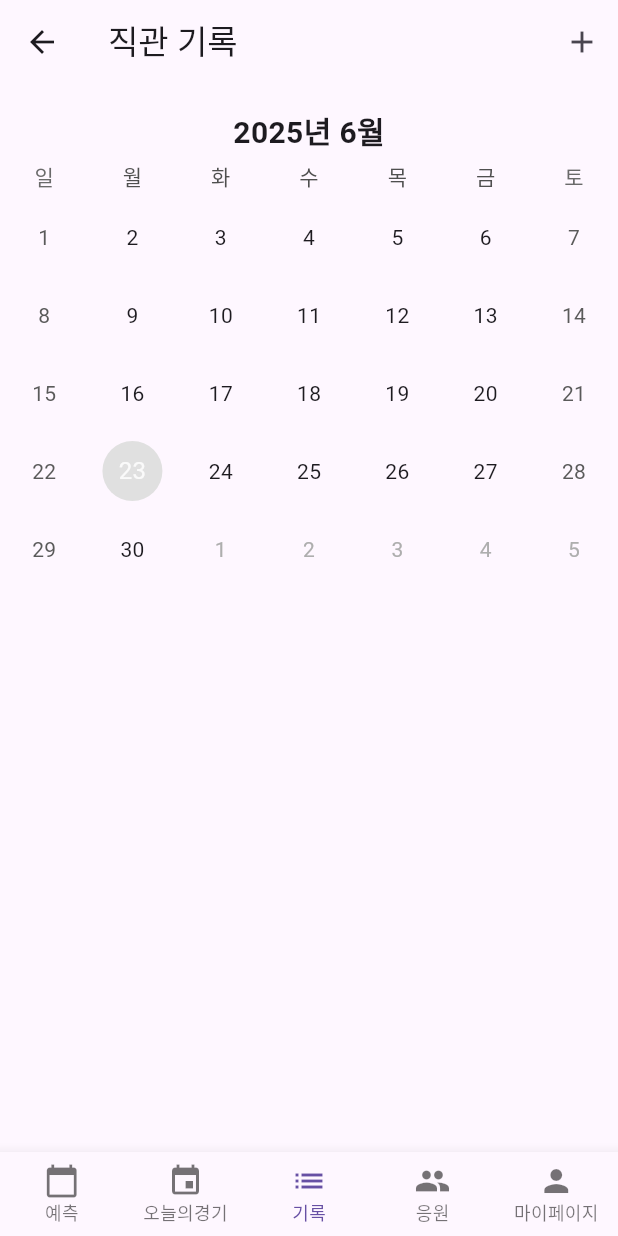
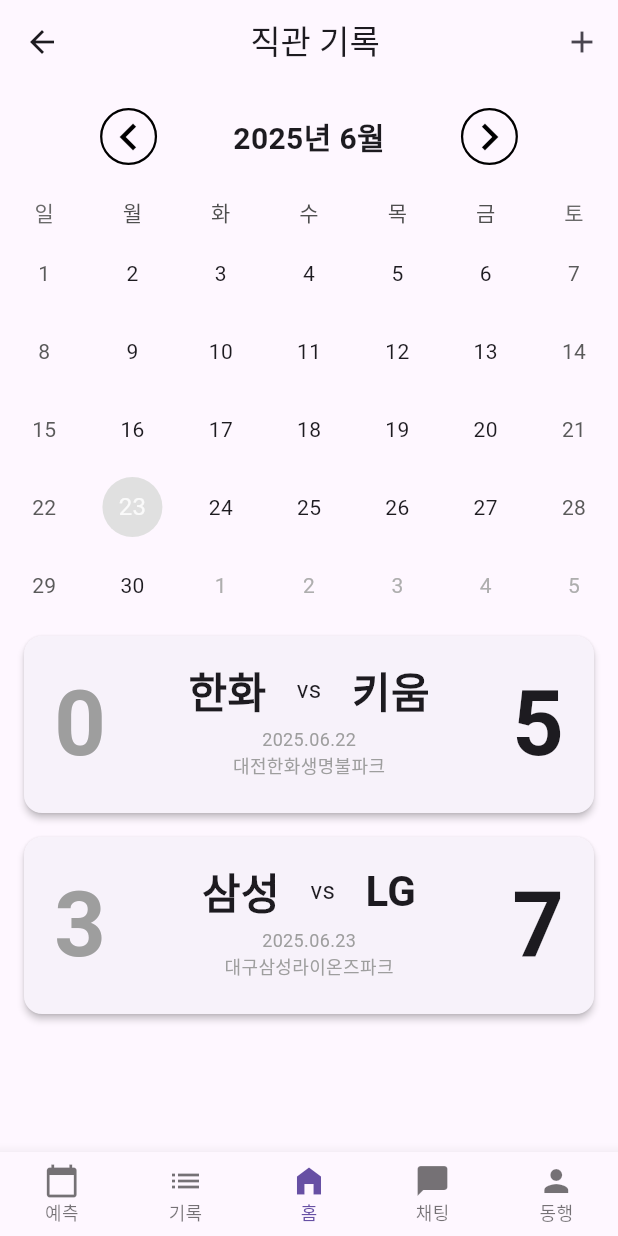
Before and after one commit to son7571/FinalProejct-sample-Intuitive-record, a Flutter app: the screen it shows after launch, on a phone screen of 412 x 824 dp. Run offline on Flutter 3.47's test engine with Material 3 defaults, Android fonts, the phone set to English and light mode, and no system bars; drawn by our look-alikes of table_calendar.

Commit message:
직관기록리스트 추가

```diff
--- /dev/null
+++ b/lib/data/game_list.dart
@@ -0,0 +1,18 @@
+final List<Map<String, dynamic>> gameList = [
+  {
+    'homeTeam': '한화',
+    'awayTeam': '키움',
+    'homeScore': 0,
+    'awayScore': 5,
+    'date': '2025.06.22',
+    'stadium': '대전한화생명불파크',
+  },
+  {
+    'homeTeam': '삼성',
+    'awayTeam': 'LG',
+    'homeScore': 3,
+    'awayScore': 7,
+    'date': '2025.06.23',
+    'stadium': '대구삼성라이온즈파크',
+  },
+];
--- a/lib/page/calender_screen.dart
+++ b/lib/page/calender_screen.dart
@@ -1,4 +1,5 @@
 import 'package:flutter/material.dart'; // Flutter의 기본 위젯들을 임포트
+import 'package:recode/data/game_list.dart';
 import 'package:table_calendar/table_calendar.dart'; // 테이블 캘린더 라이브러리 임포트
 
 class CalendarScreen extends StatefulWidget {
@@ -17,7 +18,7 @@
       // 전체 화면의 구조 제공
       appBar: AppBar(
         // 상단 앱바
-        title: Text('직관 기록'), // 타이틀 텍스트
+        title: Center(child: Text('직관 기록')), // 타이틀 텍스트
         leading: IconButton(
           // 왼쪽 뒤로가기 버튼
           icon: Icon(Icons.arrow_back),
@@ -37,10 +38,62 @@
         // 화면의 본문을 세로로 나열
         children: [
           SizedBox(height: 16), // 상단 여백
-          Text(
-            '${_focusedDay.year}년 ${_focusedDay.month}월', // 현재 포커스된 월/년 표시
-            style: TextStyle(fontSize: 20, fontWeight: FontWeight.bold),
+          Row(
+            mainAxisAlignment: MainAxisAlignment.spaceBetween,
+            crossAxisAlignment: CrossAxisAlignment.center,
+            children: [
+              // 왼쪽 화살표
+              SizedBox(width: 16),
+              IconButton(
+                icon: Icon(
+                  Icons.chevron_left,
+                  size: 36, // 아이콘 크기 작게
+                  color: Colors.black,
+                ),
+                style: IconButton.styleFrom(
+                  padding: EdgeInsets.all(1),
+                  // 아이콘과 원 사이 간격 좁게
+                  minimumSize: Size(36, 36),
+                  // 전체 버튼 크기 (지름 줄이기)
+                  shape: CircleBorder(),
+                  side: BorderSide(color: Colors.black, width: 1.5),
+                  backgroundColor: Colors.transparent,
+                  tapTargetSize: MaterialTapTargetSize.shrinkWrap, // 클릭 영역도 줄이기
+                ),
+                onPressed: () {
+                  // 이전 달 이동
+                },
+              ),
+              Text(
+                '${_focusedDay.year}년 ${_focusedDay.month}월', // 현재 포커스된 월/년 표시
+                style: TextStyle(fontSize: 20, fontWeight: FontWeight.bold),
+              ),
+
+              // 오른쪽 화살표
+              IconButton(
+                icon: Icon(
+                  Icons.chevron_right,
+                  size: 36, // 아이콘 크기 작게
+                  color: Colors.black,
+                ),
+                style: IconButton.styleFrom(
+                  padding: EdgeInsets.all(1),
+                  // 아이콘과 원 사이 간격 좁게
+                  minimumSize: Size(36, 36),
+                  // 전체 버튼 크기 (지름 줄이기)
+                  shape: CircleBorder(),
+                  side: BorderSide(color: Colors.black, width: 1.5),
+                  backgroundColor: Colors.transparent,
+                  tapTargetSize: MaterialTapTargetSize.shrinkWrap, // 클릭 영역도 줄이기
+                ),
+                onPressed: () {
+                  // 이전 달 이동
+                },
+              ),
+              SizedBox(width: 16),
+            ],
           ),
+          SizedBox(height: 16), // 하단 여백
           TableCalendar(
             // 테이블 캘린더 위젯
             locale: 'ko_KR',
@@ -82,6 +135,66 @@
             // 달 보기 형식
             daysOfWeekHeight: 30, // 요일 행 높이
           ),
+          ListView.builder(
+            shrinkWrap: true,
+            physics: NeverScrollableScrollPhysics(), // 내부 스크롤 방지
+            itemCount: gameList.length,
+            itemBuilder: (context, index) {
+              final game = gameList[index];
+              return Card(
+                elevation: 2,
+                shape: RoundedRectangleBorder(
+                  borderRadius: BorderRadius.circular(12),
+                ),
+                margin: EdgeInsets.symmetric(horizontal: 16, vertical: 8),
+                child: Padding(
+                  padding: EdgeInsets.symmetric(vertical: 16, horizontal: 20),
+                  child: Row(
+                    mainAxisAlignment: MainAxisAlignment.spaceBetween,
+                    crossAxisAlignment: CrossAxisAlignment.start,
+                    children: [
+                      // 왼쪽 점수
+                      Text(
+                        '${game['homeScore']}',
+                        style: TextStyle(fontSize: 60, fontWeight: FontWeight.bold, color: Colors.grey),
+                      ),
+
+                      // 가운데: 경기 정보
+                      Column(
+                        crossAxisAlignment: CrossAxisAlignment.center,
+                        children: [
+                          Row(
+                            children: [
+                              Text('${game['homeTeam']}', style: TextStyle(fontSize: 28, fontWeight: FontWeight.bold)),
+                              SizedBox(width: 16),
+                              Text(' vs ', style: TextStyle(fontSize: 16)),
+                              SizedBox(width: 16),
+                              Text('${game['awayTeam']}', style: TextStyle(fontSize: 28, fontWeight: FontWeight.bold)),
+                            ],
+                          ),
+                          SizedBox(height: 4),
+                          Text(
+                            game['date'],
+                            style: TextStyle(fontSize: 12, color: Colors.grey),
+                          ),
+                          Text(
+                            game['stadium'],
+                            style: TextStyle(fontSize: 12, color: Colors.grey),
+                          ),
+                        ],
+                      ),
+
+                      // 오른쪽 점수
+                      Text(
+                        '${game['awayScore']}',
+                        style: TextStyle(fontSize: 60, fontWeight: FontWeight.bold),
+                      ),
+                    ],
+                  ),
+                ),
+              );
+            },
+          ),
         ],
       ),
       bottomNavigationBar: BottomNaviBar(),
@@ -107,10 +220,10 @@
       items: const [
         // 각 탭 항목들
         BottomNavigationBarItem(icon: Icon(Icons.calendar_today), label: '예측'),
-        BottomNavigationBarItem(icon: Icon(Icons.event), label: '오늘의경기'),
         BottomNavigationBarItem(icon: Icon(Icons.list), label: '기록'),
-        BottomNavigationBarItem(icon: Icon(Icons.people), label: '응원'),
-        BottomNavigationBarItem(icon: Icon(Icons.person), label: '마이페이지'),
+        BottomNavigationBarItem(icon: Icon(Icons.home_filled), label: '홈'),
+        BottomNavigationBarItem(icon: Icon(Icons.chat_bubble), label: '채팅'),
+        BottomNavigationBarItem(icon: Icon(Icons.person), label: '동행'),
       ],
       currentIndex: 2,
       // 현재 선택된 탭 인덱스 (기록)
```
